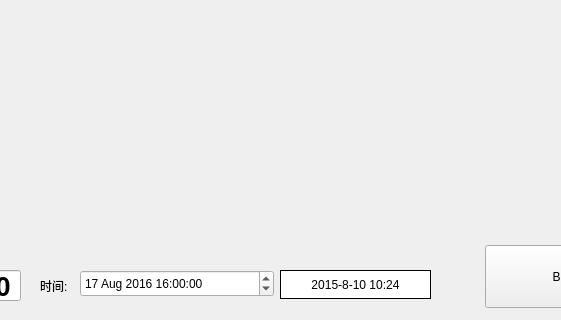
Above: main/ui/connect_charge.ui from Blackrose/Tcutest_SerialSystem before the change; both pictures show x 140 to 701 and y 160 to 480 of the 800 by 480 pixel window. Below: the same form after it.
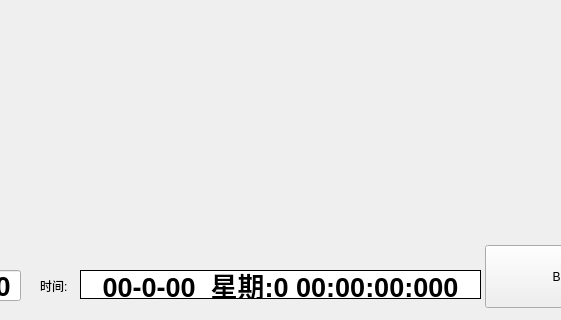
That is the form after the change. Icons and pictures are not drawn.

```diff
--- a/main/ui/connect_charge.ui
+++ b/main/ui/connect_charge.ui
@@ -77,53 +77,6 @@
     <string>12.10</string>
    </property>
   </widget>
-  <widget class="QDateTimeEdit" name="dateTimeEdit">
-   <property name="geometry">
-    <rect>
-     <x>220</x>
-     <y>430</y>
-     <width>194</width>
-     <height>27</height>
-    </rect>
-   </property>
-   <property name="dateTime">
-    <datetime>
-     <hour>16</hour>
-     <minute>0</minute>
-     <second>0</second>
-     <year>2016</year>
-     <month>8</month>
-     <day>17</day>
-    </datetime>
-   </property>
-   <property name="date">
-    <date>
-     <year>2016</year>
-     <month>8</month>
-     <day>17</day>
-    </date>
-   </property>
-   <property name="time">
-    <time>
-     <hour>16</hour>
-     <minute>0</minute>
-     <second>0</second>
-    </time>
-   </property>
-   <property name="minimumTime">
-    <time>
-     <hour>16</hour>
-     <minute>0</minute>
-     <second>0</second>
-    </time>
-   </property>
-   <property name="currentSection">
-    <enum>QDateTimeEdit::YearSection</enum>
-   </property>
-   <property name="timeSpec">
-    <enum>Qt::UTC</enum>
-   </property>
-  </widget>
   <widget class="QLabel" name="label_time">
    <property name="geometry">
     <rect>
@@ -143,12 +96,19 @@
   <widget class="QLabel" name="lblLocalTime">
    <property name="geometry">
     <rect>
-     <x>420</x>
+     <x>220</x>
      <y>430</y>
-     <width>151</width>
+     <width>401</width>
      <height>29</height>
     </rect>
    </property>
+   <property name="font">
+    <font>
+     <pointsize>20</pointsize>
+     <weight>75</weight>
+     <bold>true</bold>
+    </font>
+   </property>
    <property name="styleSheet">
     <string notr="true">background-color: rgb(255, 255, 255);</string>
    </property>
@@ -159,7 +119,7 @@
     <enum>QFrame::Plain</enum>
    </property>
    <property name="text">
-    <string>2015-8-10 10:24</string>
+    <string>00-0-00  星期:0 00:00:00:000</string>
    </property>
    <property name="alignment">
     <set>Qt::AlignCenter</set>
```
Left out of the diff: 24 changed lines with no effect on the pictures.
